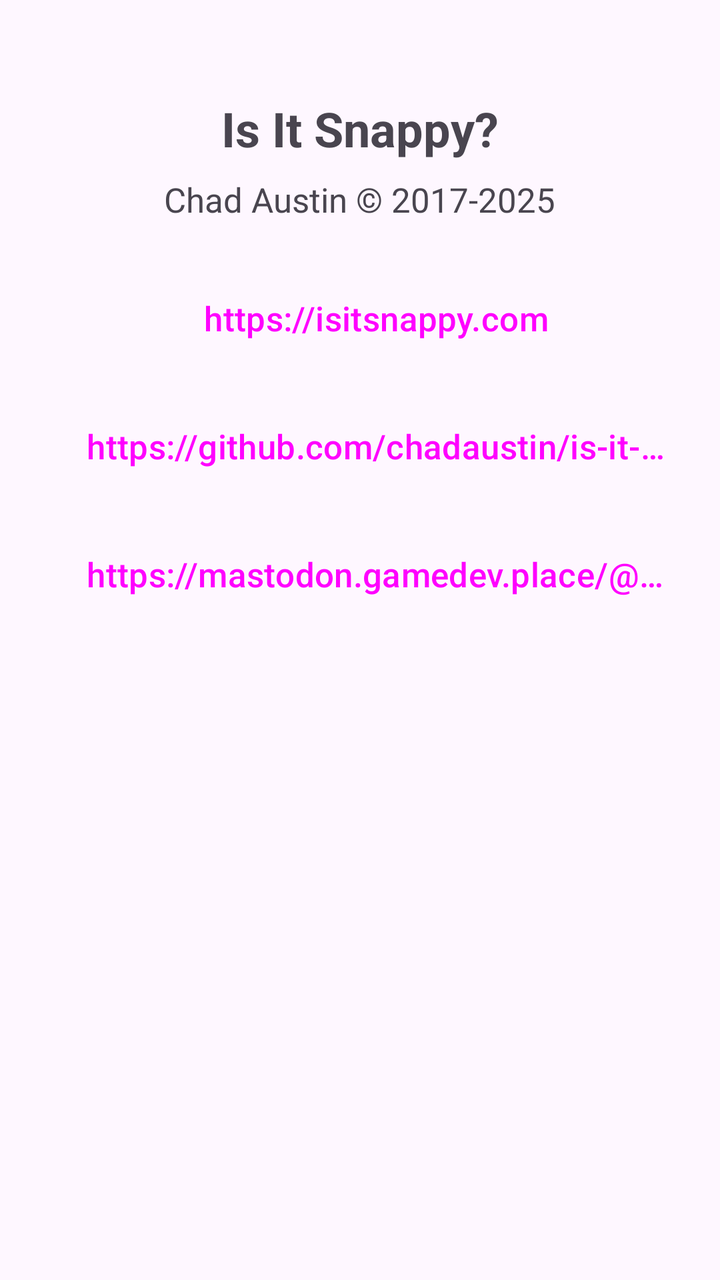
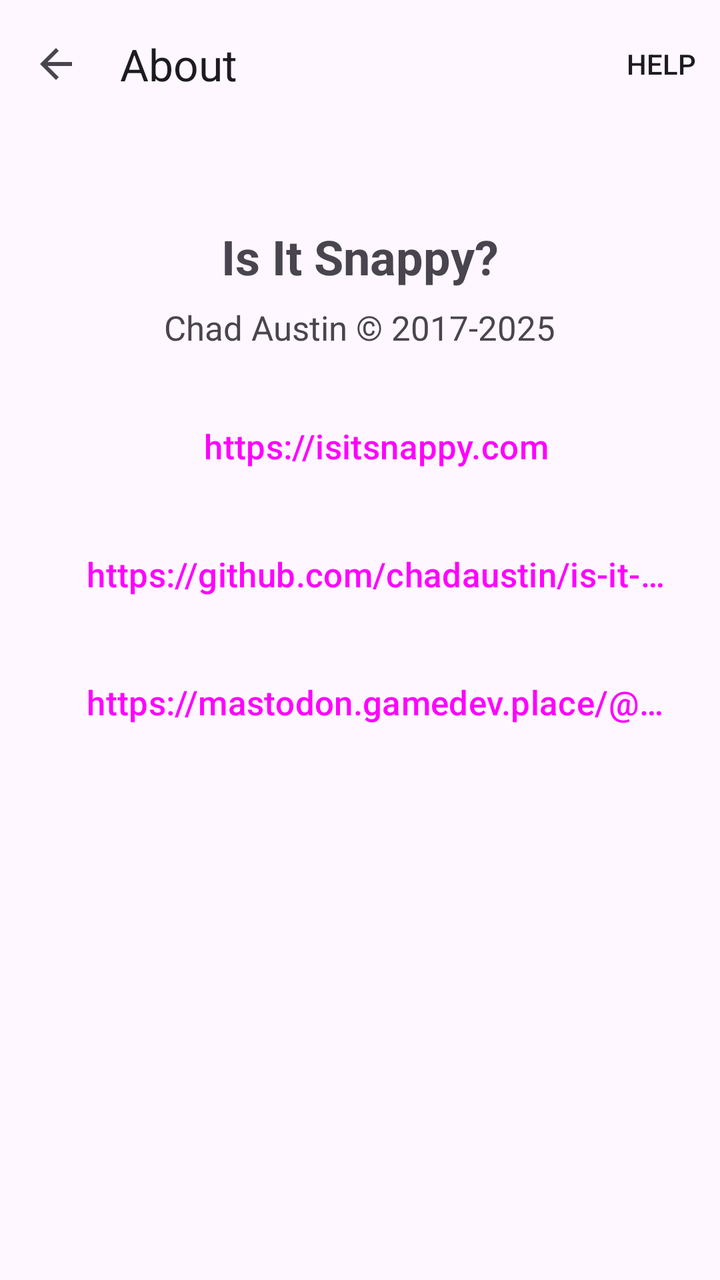

Compare the two renders of this Android layout. The source of the first and the diff that turns it into the second are given below.
<!-- AndroidManifest.xml: application theme Theme.IsItSnappy -->
<!-- res/layout/activity_about.xml -->
<?xml version="1.0" encoding="utf-8"?>
<LinearLayout xmlns:android="http://schemas.android.com/apk/res/android"
    android:layout_width="match_parent"
    android:layout_height="match_parent"
    android:orientation="vertical"
    android:gravity="center_horizontal"
    android:padding="16dp">

    <ScrollView
        android:layout_width="match_parent"
        android:layout_height="match_parent">

        <LinearLayout
            android:layout_width="match_parent"
            android:layout_height="wrap_content"
            android:orientation="vertical"
            android:gravity="center_horizontal">

            <TextView
                android:id="@+id/about_title"
                android:layout_width="wrap_content"
                android:layout_height="wrap_content"
                android:text="@string/about_title"
                android:textSize="24sp"
                android:textStyle="bold"
                android:layout_marginTop="32dp"
                android:layout_marginBottom="8dp" />

            <TextView
                android:id="@+id/about_copyright"
                android:layout_width="wrap_content"
                android:layout_height="wrap_content"
                android:text="@string/about_copyright"
                android:textSize="17sp"
                android:layout_marginBottom="24dp" />

            <Button
                android:id="@+id/about_website_button"
                android:layout_width="wrap_content"
                android:layout_height="wrap_content"
                android:text="@string/about_website"
                android:textSize="17sp"
                android:layout_marginBottom="16dp"
                style="?attr/buttonBarButtonStyle" />

            <Button
                android:id="@+id/about_github_button"
                android:layout_width="wrap_content"
                android:layout_height="wrap_content"
                android:text="@string/about_github"
                android:textSize="17sp"
                android:layout_marginBottom="16dp"
                style="?attr/buttonBarButtonStyle" />

            <Button
                android:id="@+id/about_mastodon_button"
                android:layout_width="wrap_content"
                android:layout_height="wrap_content"
                android:text="@string/about_mastodon"
                android:textSize="17sp"
                style="?attr/buttonBarButtonStyle" />

        </LinearLayout>

    </ScrollView>

</LinearLayout>
<!-- resources referenced by this layout -->
<resources>
  <string name="about_copyright">Chad Austin © 2017-2025</string>
  <string name="about_github">https://github.com/chadaustin/is-it-snappy</string>
  <string name="about_mastodon">https://mastodon.gamedev.place/@chadaustin</string>
  <string name="about_title">Is It Snappy?</string>
  <string name="about_website">https://isitsnappy.com</string>
  <style name="Theme.IsItSnappy" parent="Theme.Material3.DayNight">
          
          <item name="android:windowLightStatusBar">true</item>
      </style>
</resources>

<!-- the commit's change to res/layout/activity_about.xml (unified diff, before → after) -->
@@ -1,14 +1,27 @@
 <?xml version="1.0" encoding="utf-8"?>
 <LinearLayout xmlns:android="http://schemas.android.com/apk/res/android"
+    xmlns:app="http://schemas.android.com/apk/res-auto"
     android:layout_width="match_parent"
     android:layout_height="match_parent"
-    android:orientation="vertical"
-    android:gravity="center_horizontal"
-    android:padding="16dp">
+    android:orientation="vertical">
+
+    
+    <com.google.android.material.appbar.MaterialToolbar
+        android:id="@+id/about_toolbar"
+        android:layout_width="match_parent"
+        android:layout_height="wrap_content"
+        android:minHeight="?attr/actionBarSize"
+        app:title="@string/about_title_toolbar"
+        app:navigationIcon="?attr/homeAsUpIndicator"
+        app:menu="@menu/menu_about" />
 
     <ScrollView
+        android:id="@+id/about_scroll"
         android:layout_width="match_parent"
-        android:layout_height="match_parent">
+        android:layout_height="0dp"
+        android:layout_weight="1"
+        android:clipToPadding="false"
+        android:padding="16dp">
 
         <LinearLayout
             android:layout_width="match_parent"
<!-- resource entries referenced after the edit -->
@@ -4,6 +4,7 @@
   <string name="about_github">https://github.com/chadaustin/is-it-snappy</string>
   <string name="about_mastodon">https://mastodon.gamedev.place/@chadaustin</string>
   <string name="about_title">Is It Snappy?</string>
+  <string name="about_title_toolbar">About</string>
   <string name="about_website">https://isitsnappy.com</string>
   <style name="Theme.IsItSnappy" parent="Theme.Material3.DayNight">
           
